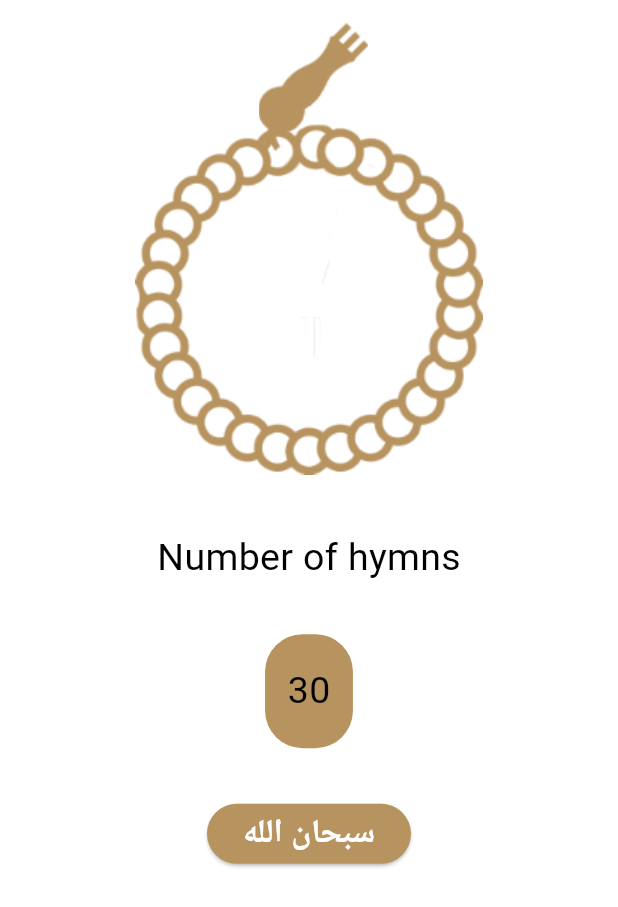
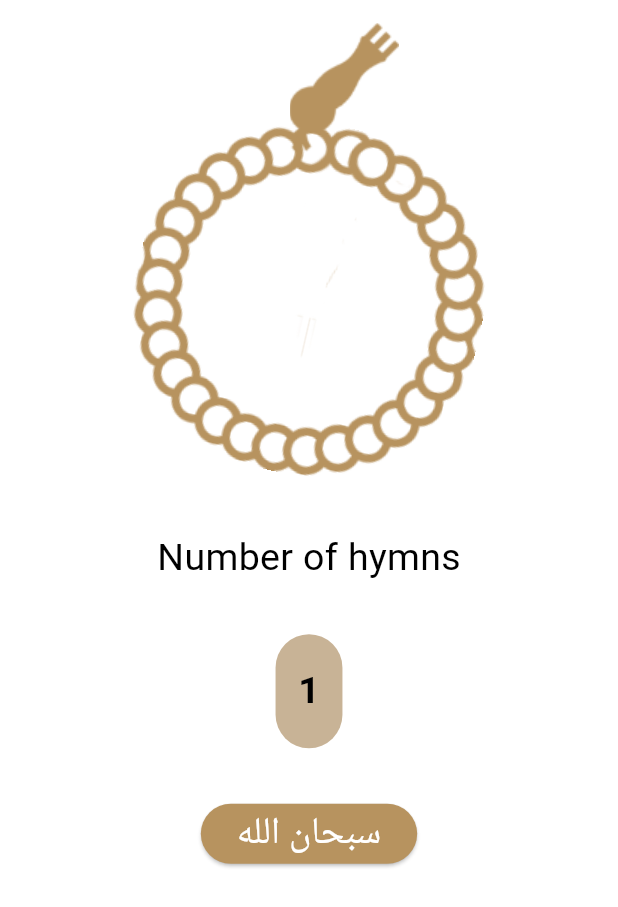
Before and after one commit to oso020/ISLAMI-APP, a Flutter app: the SebhaScreen widget shown alone on an empty page, opened directly, after a tap on "سبحان الله", on a phone screen of 412 x 824 dp. Shown: the top 907 px of the screen. Run offline on Flutter 3.47's test engine with Material 3 defaults, Android fonts, the phone set to English and light mode, and no system bars.

Commit message:
finish sebha screen logic.

```diff
--- a/lib/Home/sebha/sebha_screen.dart
+++ b/lib/Home/sebha/sebha_screen.dart
@@ -1,11 +1,27 @@
 import 'package:flutter/material.dart';
 import 'package:islami_app/theme_app/color_app.dart';
 
-class SebhaScreen extends StatelessWidget {
+class SebhaScreen extends StatefulWidget {
   const SebhaScreen({super.key});
 
   @override
+  State<SebhaScreen> createState() => _SebhaScreenState();
+}
+
+class _SebhaScreenState extends State<SebhaScreen> {
+  double turns = 0.0;
+  List<String> text = [
+    "سبحان الله",
+    "الحمد الله",
+    "استغفر الله",
+  ];
+  String result = "";
+  int counter = 0;
+  int textIndex = 0;
+
+  @override
   Widget build(BuildContext context) {
+    result = text[textIndex];
     double width = MediaQuery.of(context).size.width;
     double height = MediaQuery.of(context).size.height;
     return SizedBox(
@@ -17,10 +33,13 @@ class SebhaScreen extends StatelessWidget {
             child: Stack(
               clipBehavior: Clip.none,
               children: [
-                Image.asset("assets/images/body_of_seb7a.png"),
+                AnimatedRotation(
+                    turns: turns,
+                    duration: const Duration(seconds: 1),
+                    child: Image.asset("assets/images/body_of_seb7a.png")),
                 Positioned(
                   bottom: height / 4.2,
-                  left: width / 5,
+                  left: width / 4,
                   child: Image.asset("assets/images/head_of_seb7a.png"),
                 ),
               ],
@@ -35,11 +54,14 @@ class SebhaScreen extends StatelessWidget {
             child: Container(
               padding: const EdgeInsets.symmetric(horizontal: 15, vertical: 20),
               decoration: BoxDecoration(
-                  color: const Color(0xffB7935F),
+                  color: const Color(0xffC8B396),
                   borderRadius: BorderRadius.circular(25)),
               child: Text(
-                "30",
-                style: Theme.of(context).textTheme.bodyMedium,
+                counter.toString(),
+                style: Theme.of(context)
+                    .textTheme
+                    .bodyMedium!
+                    .copyWith(fontWeight: FontWeight.bold),
               ),
             ),
           ),
@@ -49,17 +71,37 @@ class SebhaScreen extends StatelessWidget {
                 style: ElevatedButton.styleFrom(
                   backgroundColor: ColorApp.primaryColor,
                 ),
-                onPressed: () {},
-                child: const Text(
-                  "سبحان الله",
-                  style: TextStyle(
-                      color: Colors.white,
-                      fontSize: 22,
-                      fontWeight: FontWeight.w700),
+                onPressed: () {
+                  rotationSebha();
+                  changeText();
+                },
+                child: Text(
+                  result,
+                  style: Theme.of(context).textTheme.bodyMedium!.copyWith(
+                        color: Colors.white,
+                      ),
                 )),
           )
         ],
       ),
     );
   }
+
+  void rotationSebha() {
+    turns += 1 / 28;
+    setState(() {});
+  }
+
+  void changeText() {
+    counter++;
+    if (counter == 33) {
+      counter = 0;
+      if (textIndex < text.length - 1) {
+        textIndex += 1;
+      } else {
+        textIndex = 0;
+      }
+      result = text[textIndex];
+    }
+  }
 }
```
